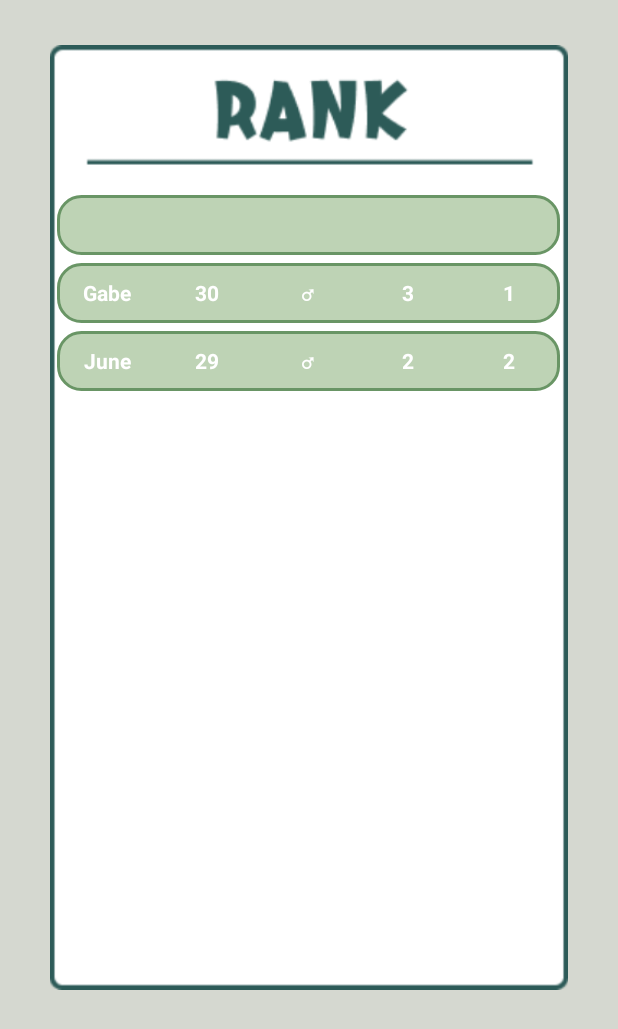
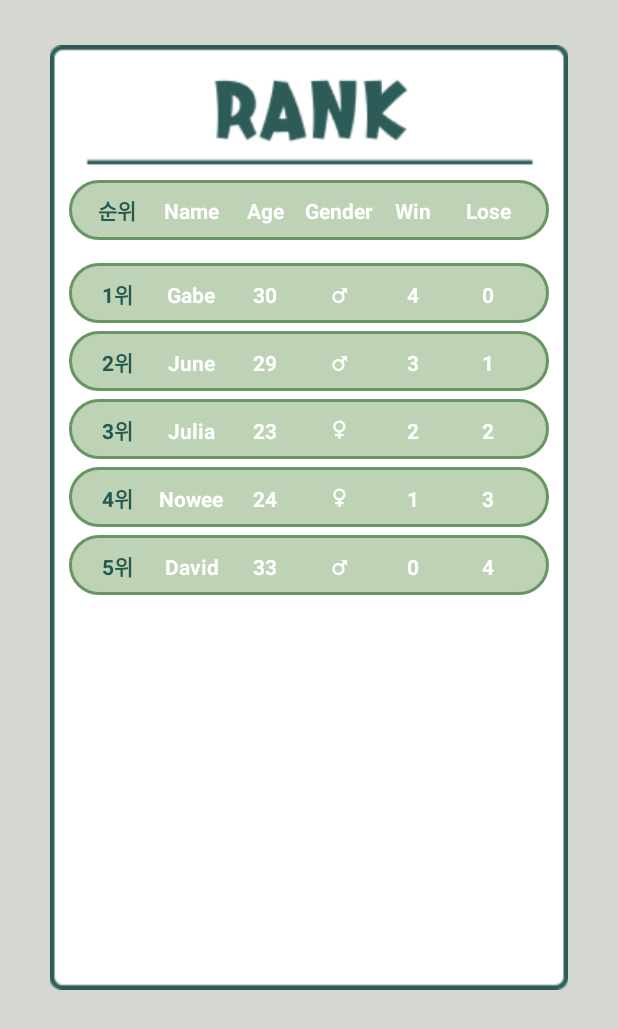
Before and after one commit to jyjyjy25/ScoreBoard-android, an Android app: the RankActivity screen opened directly, with no data from a screen before it, on a phone screen of 412 x 824 dp. Shown: the top 1029 px of the screen. Run offline under Robolectric (Android 15) with nearby library versions, the phone set to English and light mode, and no system bars.

Commit message:
add ranking index at activity.rank

```diff
--- a/app/src/main/java/org/techtown/miniproject/RankActivity.java
+++ b/app/src/main/java/org/techtown/miniproject/RankActivity.java
@@ -21,8 +21,11 @@ public class RankActivity extends AppCompatActivity {
 
         RankAdapter adapter = new RankAdapter(getApplicationContext());
 
-        adapter.addItem(new RankItem("Gabe", 30, "♂", 3, 1));
-        adapter.addItem(new RankItem("June", 29, "♂", 2, 2));
+        adapter.addItem(new RankItem("1위", "Gabe", 30, "♂", 4, 0));
+        adapter.addItem(new RankItem("2위", "June", 29, "♂", 3, 1));
+        adapter.addItem(new RankItem("3위", "Julia", 23, "♀", 2, 2));
+        adapter.addItem(new RankItem("4위", "Nowee", 24, "♀", 1, 3));
+        adapter.addItem(new RankItem("5위", "David", 33, "♂", 0, 4));
 
         rank_recycler_view.setAdapter(adapter);
     }
--- a/app/src/main/java/org/techtown/miniproject/RankAdapter.java
+++ b/app/src/main/java/org/techtown/miniproject/RankAdapter.java
@@ -14,7 +14,7 @@ import java.util.ArrayList;
 public class RankAdapter extends RecyclerView.Adapter<RankAdapter.ViewHolder> {
     Context context;
     ArrayList<RankItem> items = new ArrayList<RankItem>();
-    TextView user_name, user_age, user_gender, win_num, lose_num;
+    TextView ranking, user_name, user_age, user_gender, win_num, lose_num;
 
     public RankAdapter(Context context) {
         this.context = context;
@@ -57,6 +57,7 @@ public class RankAdapter extends RecyclerView.Adapter<RankAdapter.ViewHolder> {
         public ViewHolder(View itemView) {
             super(itemView) ;
 
+            ranking = itemView.findViewById(R.id.ranking);
             user_name = itemView.findViewById(R.id.user_name) ;
             user_age = itemView.findViewById(R.id.user_age) ;
             user_gender = itemView.findViewById(R.id.user_gender) ;
@@ -65,6 +66,7 @@ public class RankAdapter extends RecyclerView.Adapter<RankAdapter.ViewHolder> {
         }
 
         public void setItem(RankItem item) {
+            ranking.setText(item.getRanking());
             user_name.setText(item.getUser_name());
             user_age.setText(String.valueOf(item.getUser_age()));
             user_gender.setText(item.getUser_gender());
--- a/app/src/main/java/org/techtown/miniproject/RankItem.java
+++ b/app/src/main/java/org/techtown/miniproject/RankItem.java
@@ -2,18 +2,28 @@ package org.techtown.miniproject;
 
 public class RankItem {
 
+    String ranking;
     String user_name;
     int user_age;
     String user_gender;
     int win_num;
     int lose_num;
 
-    public RankItem(String user_name, int user_age, String user_gender, int win_num, int lose_num) {
+    public RankItem(String ranking, String user_name, int user_age, String user_gender, int win_num, int lose_num) {
+        this.ranking = ranking;
         this.user_name = user_name;
         this.user_age = user_age;
         this.user_gender = user_gender;
         this.win_num = win_num;
         this.lose_num = lose_num;
+    }
+
+    public String getRanking() {
+        return ranking;
+    }
+
+    public void setRanking(String ranking) {
+        this.ranking = ranking;
     }
 
     public String getUser_name() {
--- a/app/src/main/res/drawable/list_background.xml
+++ b/app/src/main/res/drawable/list_background.xml
@@ -8,6 +8,6 @@
     <solid android:color="#BED3B5" />
     <stroke android:color="#699565"
         android:width="2dp"/>
-    <corners android:radius="15dp"/>
+    <corners android:radius="25dp"/>
 
 </shape>
--- a/app/src/main/res/layout/activity_rank.xml
+++ b/app/src/main/res/layout/activity_rank.xml
@@ -17,17 +17,82 @@
             android:layout_marginTop="30dp"
             android:src="@drawable/show_rank_background" />
 
-        <View
+        <LinearLayout
             android:id="@+id/rank_recycler_view_index"
-            android:layout_width="335dp"
+            android:layout_width="320dp"
             android:layout_height="40dp"
-            android:layout_gravity="center"
-            android:layout_marginTop="-180dp"
-            android:background="@drawable/list_background"/>
+            android:layout_gravity="center_horizontal"
+            android:layout_marginTop="120dp"
+            android:orientation="horizontal"
+            android:background="@drawable/list_background">
+
+            <TextView
+                android:id="@+id/ranking"
+                android:layout_width="30dp"
+                android:layout_height="40dp"
+                android:layout_weight="1"
+                android:layout_marginLeft="7dp"
+                android:gravity="center"
+                android:text="순위"
+                android:textColor="#255950"
+                android:textStyle="bold"/>
+
+            <TextView
+                android:id="@+id/user_name"
+                android:layout_width="30dp"
+                android:layout_height="40dp"
+                android:layout_weight="1"
+                android:gravity="center"
+                android:text="Name"
+                android:textColor="#ffffff"
+                android:textStyle="bold"/>
+
+            <TextView
+                android:id="@+id/user_age"
+                android:layout_width="30dp"
+                android:layout_height="40dp"
+                android:layout_weight="1"
+                android:gravity="center"
+                android:text="Age"
+                android:textColor="#ffffff"
+                android:textStyle="bold"/>
+
+            <TextView
+                android:id="@+id/user_gender"
+                android:layout_width="30dp"
+                android:layout_height="40dp"
+                android:layout_weight="1"
+                android:gravity="center"
+                android:text="Gender"
+                android:textColor="#ffffff"
+                android:textStyle="bold"/>
+
+            <TextView
+                android:id="@+id/win_num"
+                android:layout_width="30dp"
+                android:layout_height="40dp"
+                android:layout_weight="1"
+                android:gravity="center"
+                android:text="Win"
+                android:textColor="#ffffff"
+                android:textStyle="bold"/>
+
+            <TextView
+                android:id="@+id/lose_num"
+                android:layout_width="30dp"
+                android:layout_height="40dp"
+                android:layout_weight="1"
+                android:layout_marginRight="15dp"
+                android:gravity="center"
+                android:text="Lose"
+                android:textColor="#ffffff"
+                android:textStyle="bold"/>
+
+        </LinearLayout>
 
         <androidx.recyclerview.widget.RecyclerView
             android:id="@+id/rank_recycler_view"
-            android:layout_width="335dp"
+            android:layout_width="320dp"
             android:layout_height="480dp"
             android:layout_gravity="center"
             android:layout_marginTop="85dp"/>
--- a/app/src/main/res/layout/rank_item.xml
+++ b/app/src/main/res/layout/rank_item.xml
@@ -10,6 +10,17 @@
         android:layout_gravity="center_horizontal"
         android:orientation="horizontal"
         android:background="@drawable/list_background">
+
+        <TextView
+            android:id="@+id/ranking"
+            android:layout_width="30dp"
+            android:layout_height="40dp"
+            android:layout_weight="1"
+            android:layout_marginLeft="7dp"
+            android:gravity="center"
+            android:text="1위"
+            android:textColor="#255950"
+            android:textStyle="bold"/>
 
         <TextView
             android:id="@+id/user_name"
@@ -38,6 +49,7 @@
             android:layout_weight="1"
             android:gravity="center"
             android:text="♂"
+            android:textSize="18dp"
             android:textColor="#ffffff"
             android:textStyle="bold"/>
 
@@ -56,6 +68,7 @@
             android:layout_width="30dp"
             android:layout_height="40dp"
             android:layout_weight="1"
+            android:layout_marginRight="15dp"
             android:gravity="center"
             android:text="1"
             android:textColor="#ffffff"
```
